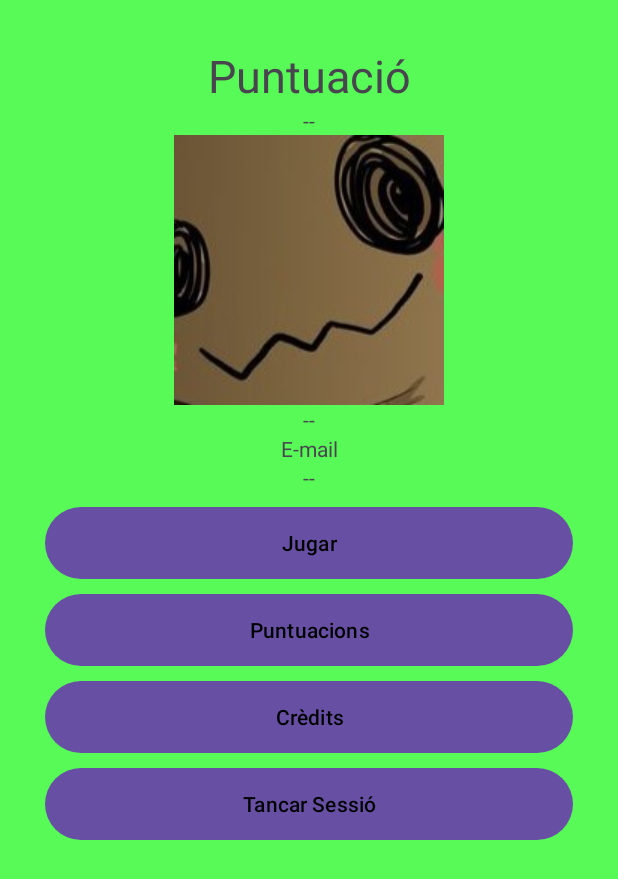
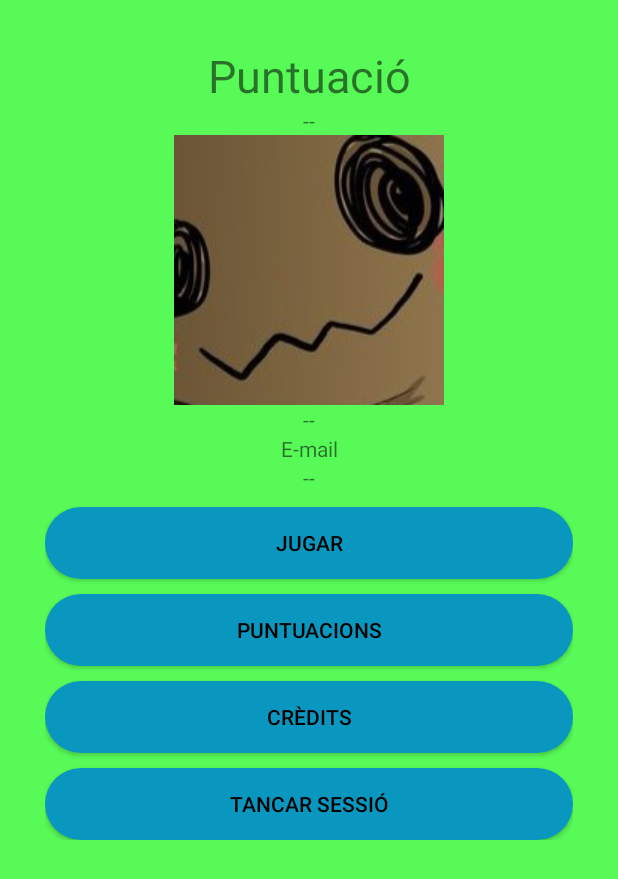
Before and after one commit to NaseraNB/Quizachu, an Android app: the screen it shows after launch once a user with an empty profile is signed in (Menu), on a phone screen of 412 x 824 dp. Shown: the top 879 px of the screen. Run offline under Robolectric (Android 15) with nearby library versions, the phone set to English and light mode, and no system bars; our stand-ins replace Firebase (no records; nobody signed in at launch, a user with empty details on screens opened directly).

Commit message:
Boton personalizado y funcionamiento de los tres botones de puntación, jugar y creditos finalizados

```diff
--- a/app/src/main/java/com/example/quizachu/Menu.kt
+++ b/app/src/main/java/com/example/quizachu/Menu.kt
@@ -14,15 +14,31 @@ class Menu : AppCompatActivity() {
     lateinit var auth: FirebaseAuth
     var user:FirebaseUser? = null;
     lateinit var tancarSessio: Button
+    lateinit var CreditsBtn: Button
+    lateinit var PuntuacionsBtn: Button
+    lateinit var jugarBtn: Button
 
     override fun onCreate(savedInstanceState: Bundle?) {
         super.onCreate(savedInstanceState)
         setContentView(R.layout.activity_menu)
 
         tancarSessio =findViewById<Button>(R.id.tancarSessio)
+        CreditsBtn =findViewById<Button>(R.id.CreditsBtn)
+        PuntuacionsBtn =findViewById<Button>(R.id.PuntuacionsBtn)
+        jugarBtn =findViewById<Button>(R.id.jugarBtn)
 
         tancarSessio.setOnClickListener(){
             tancalaSessio()
+        }
+
+        CreditsBtn.setOnClickListener(){
+            Toast.makeText(this,"Credits", Toast.LENGTH_SHORT).show()
+        }
+        PuntuacionsBtn.setOnClickListener(){
+            Toast.makeText(this,"Puntuacions", Toast.LENGTH_SHORT).show()
+        }
+        jugarBtn.setOnClickListener(){
+            Toast.makeText(this,"JUGAR", Toast.LENGTH_SHORT).show()
         }
 
         auth= FirebaseAuth.getInstance()
--- a/app/src/main/res/values-night/themes.xml
+++ b/app/src/main/res/values-night/themes.xml
@@ -1,6 +1,6 @@
 <resources xmlns:tools="http://schemas.android.com/tools">
     <!-- Base application theme. -->
-    <style name="Base.Theme.Quizachu" parent="Theme.Material3.DayNight.NoActionBar">
+    <style name="Base.Theme.Quizachu" parent="Theme.AppCompat.Light.NoActionBar">
         <!-- Customize your dark theme here. -->
         <!-- <item name="colorPrimary">@color/my_dark_primary</item> -->
     </style>
--- a/app/src/main/res/values/themes.xml
+++ b/app/src/main/res/values/themes.xml
@@ -1,6 +1,6 @@
 <resources xmlns:tools="http://schemas.android.com/tools">
     <!-- Base application theme. -->
-    <style name="Base.Theme.Quizachu" parent="Theme.Material3.DayNight.NoActionBar">
+    <style name="Base.Theme.Quizachu" parent="Theme.AppCompat.Light.NoActionBar">
         <!-- Customize your light theme here. -->
         <!-- <item name="colorPrimary">@color/my_light_primary</item> -->
     </style>
```
